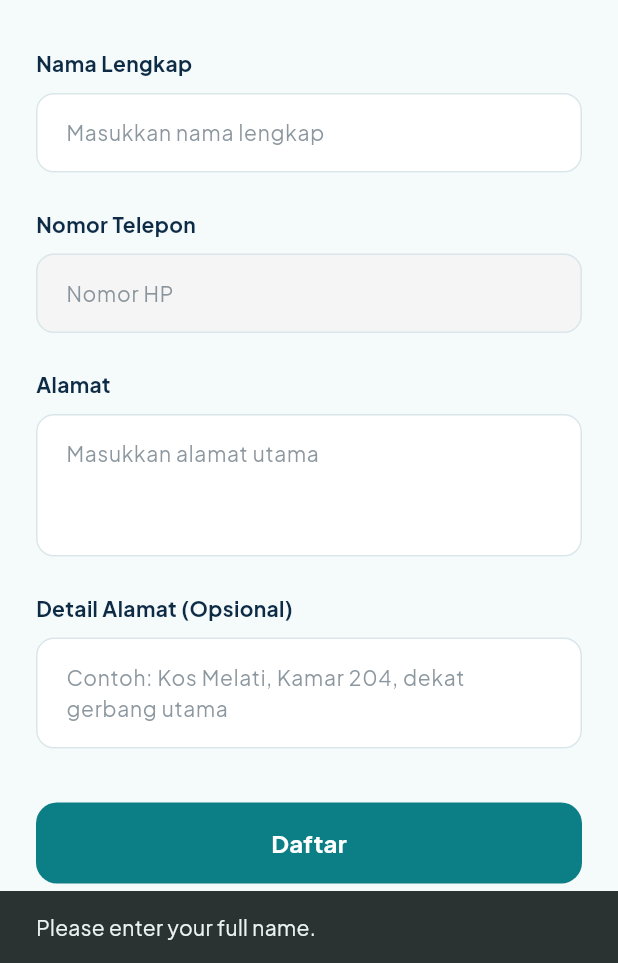
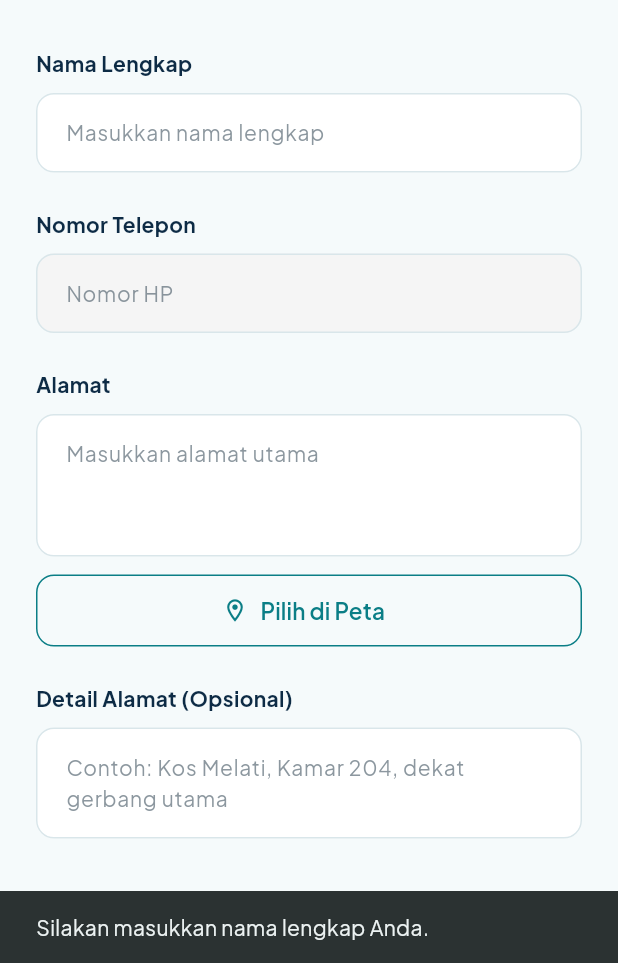
Before and after one commit to Yusufalfaa/flutter-laundry-go, a Flutter app: the CustomerRegisterScreen screen opened directly with empty values, after a tap on "Daftar", on a phone screen of 412 x 824 dp, the part 273-1236 px from its top. Run offline on Flutter 3.47's test engine with Material 3 defaults, Android fonts, the phone set to English and light mode, and no system bars; our stand-ins replace flutter_dotenv, flutter_map, latlong2, shared_preferences, supabase_flutter; accounts and stored records are empty.

Commit message:
feat(location): add location picker

```diff
--- a/lib/features/auth/screens/customer_register_screen.dart
+++ b/lib/features/auth/screens/customer_register_screen.dart
@@ -1,6 +1,9 @@
 
 import 'package:flutter/material.dart';
 
+import 'package:latlong2/latlong.dart';
+
+import 'package:laundry_go/features/location/screens/location_picker_screen.dart';
 import 'package:laundry_go/core/constants/app_colors.dart';
 
 class CustomerRegisterScreen extends StatefulWidget {
@@ -30,6 +33,23 @@ class _CustomerRegisterScreenState
   final TextEditingController _addressDetailController =
       TextEditingController();
 
+  LatLng? _selectedLocation;
+
+  Future<void> _openLocationPicker() async {
+    final result = await Navigator.push<LatLng>(
+      context,
+      MaterialPageRoute(
+        builder: (context) => const LocationPickerScreen(),
+      ),
+    );
+
+    if (result == null) return;
+
+    setState(() {
+      _selectedLocation = result;
+    });
+  }
+
   @override
   void initState() {
     super.initState();
@@ -51,7 +71,7 @@ class _CustomerRegisterScreenState
     if (fullName.isEmpty) {
       ScaffoldMessenger.of(context).showSnackBar(
         const SnackBar(
-          content: Text('Please enter your full name.'),
+          content: Text('Silakan masukkan nama lengkap Anda.'),
         ),
       );
       return;
@@ -59,7 +79,7 @@ class _CustomerRegisterScreenState
 
     ScaffoldMessenger.of(context).showSnackBar(
       const SnackBar(
-        content: Text('Registration will be connected later.'),
+        content: Text('Fitur pendaftaran akan segera tersedia.'),
       ),
     );
   }
@@ -215,6 +235,29 @@ class _CustomerRegisterScreenState
                 maxLines: 3,
               ),
 
+              const SizedBox(height: 12),
+
+              // Map location picker button
+              SizedBox(
+                width: double.infinity,
+                height: 48,
+                child: OutlinedButton.icon(
+                  onPressed: _openLocationPicker,
+                  icon: const Icon(Icons.location_on_outlined),
+                  label: const Text(
+                    'Pilih di Peta',
+                    style: TextStyle(fontWeight: FontWeight.w600),
+                  ),
+                  style: OutlinedButton.styleFrom(
+                    foregroundColor: AppColors.primary,
+                    side: const BorderSide(color: AppColors.primary),
+                    shape: RoundedRectangleBorder(
+                      borderRadius: BorderRadius.circular(12),
+                    ),
+                  ),
+                ),
+              ),
+
               const SizedBox(height: 24),
 
               // Additional address details
```
Also changed, not shown: lib/features/location/screens/location_picker_screen.dart (added, +135 -0 lines).
